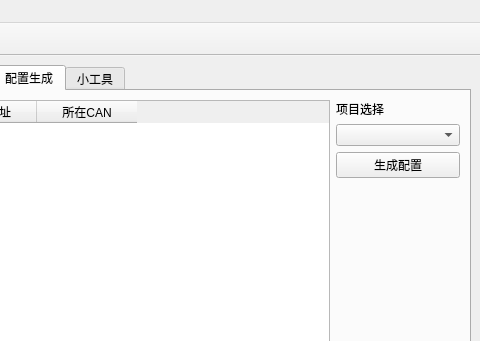
First picture: the form in src/DoIP_New_Arch/views/Doip_gui_view.ui, repository hanojiang/BlogCP, before the edit; both pictures show x 184 to 664 and y 0 to 341 of the 664 by 611 pixel window.
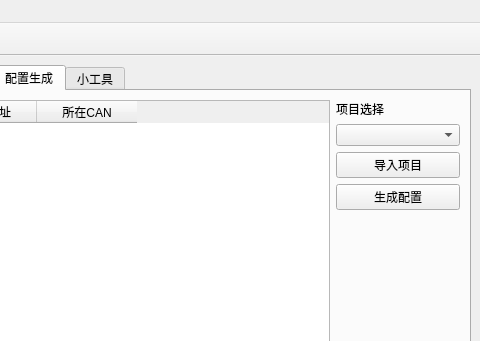
Second picture: the form after the edit. The open tabs and pages were chosen to show the change. Icons and pictures are not drawn.

Commit message: 修改 doip app 适配CCP

What changed in the file:
```diff
--- a/src/DoIP_New_Arch/views/Doip_gui_view.ui
+++ b/src/DoIP_New_Arch/views/Doip_gui_view.ui
@@ -433,6 +433,13 @@
           <item>
            <widget class="QComboBox" name="prjSelectComboBox"/>
           </item>
+          <item>
+           <widget class="QPushButton" name="prjImportPushButton">
+            <property name="text">
+             <string>导入项目</string>
+            </property>
+           </widget>
+          </item>
           <item>
            <widget class="QPushButton" name="generateCfgPushButton">
             <property name="text">
```
The commit also changes 6 other files.
